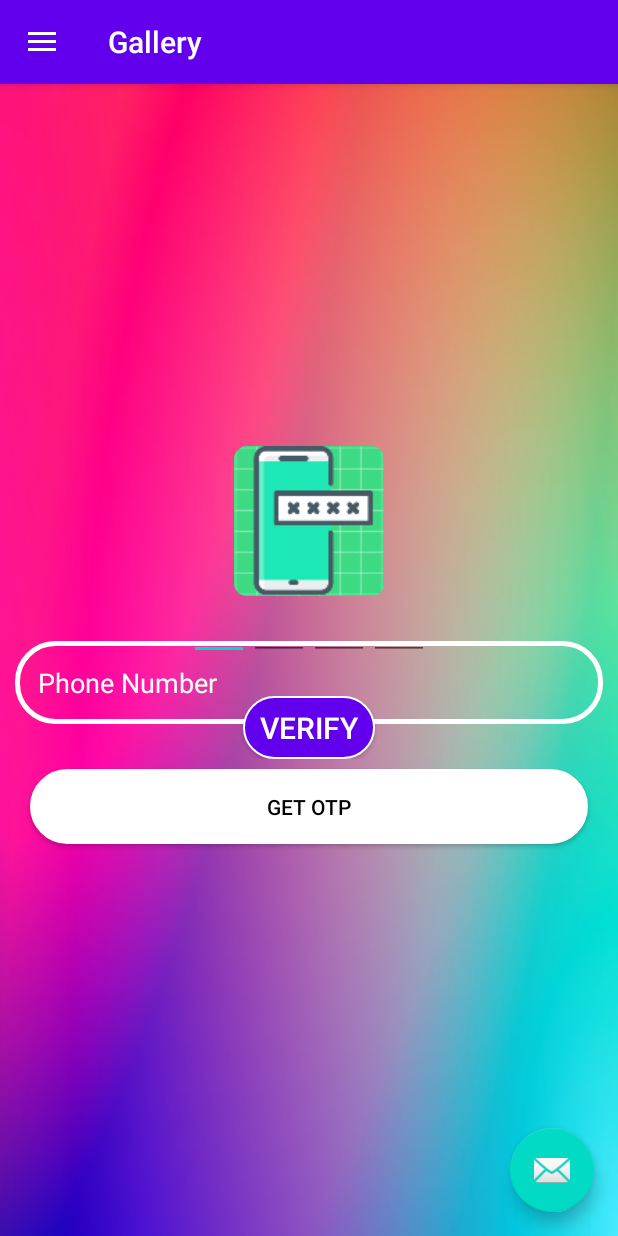
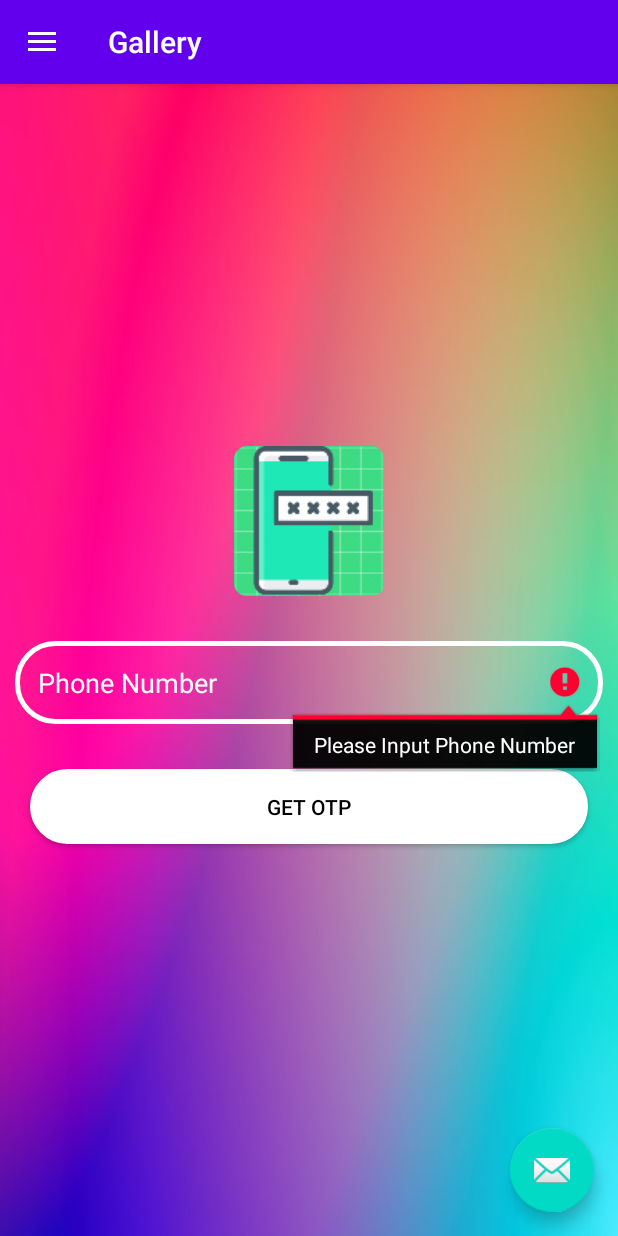
Before and after one commit to agravattejas1997/ShreeSarasvatiSisumandeer, an Android app: the SignInFragment screen opened through its navigation route, after a tap on "GET OTP", on a phone screen of 412 x 824 dp. Run offline under Robolectric (Android 15) with nearby library versions, the phone set to English and light mode, and no system bars; our stand-ins replace navigation-ui.

Commit message:
It i required

```diff
--- a/app/src/main/java/com/learn/shreesarasvatisisumandeer/Activity/HomeActivity.java
+++ b/app/src/main/java/com/learn/shreesarasvatisisumandeer/Activity/HomeActivity.java
@@ -1,6 +1,7 @@
 package com.learn.shreesarasvatisisumandeer.Activity;
 
 
+import android.content.SharedPreferences;
 import android.os.Bundle;
 import android.view.MenuItem;
 import android.view.View;
@@ -28,6 +29,7 @@ import androidx.appcompat.widget.Toolbar;
 
 public class HomeActivity extends AppCompatActivity implements NavigationView.OnNavigationItemSelectedListener {
 
+    public static HomeActivity HOME_ACTIVITY;
     private static final String HOME_FRAGMENT = "HomeFragment";
     private AppBarConfiguration mAppBarConfiguration;
 
@@ -39,6 +41,8 @@ public class HomeActivity extends AppCompatActivity implements NavigationView.On
         Toolbar toolbar = findViewById(R.id.toolbar);
         setSupportActionBar(toolbar);
 
+
+        HOME_ACTIVITY=this;
 
         FloatingActionButton fab = findViewById(R.id.fab);
         fab.setOnClickListener(new View.OnClickListener() {
--- a/app/src/main/java/com/learn/shreesarasvatisisumandeer/Fragment/SignInFragment.java
+++ b/app/src/main/java/com/learn/shreesarasvatisisumandeer/Fragment/SignInFragment.java
@@ -1,40 +1,71 @@
 package com.learn.shreesarasvatisisumandeer.Fragment;
 
 import android.content.Context;
+import android.content.SharedPreferences;
 import android.os.Bundle;
 import android.view.LayoutInflater;
 import android.view.View;
 import android.view.ViewGroup;
 import android.widget.Button;
+import android.widget.EditText;
 
 import androidx.fragment.app.Fragment;
 import androidx.fragment.app.FragmentManager;
 import androidx.fragment.app.FragmentTransaction;
 
+import com.learn.shreesarasvatisisumandeer.Activity.HomeActivity;
 import com.learn.shreesarasvatisisumandeer.R;
+
+import static android.content.Context.MODE_PRIVATE;
+import static com.learn.shreesarasvatisisumandeer.Activity.HomeActivity.HOME_ACTIVITY;
 
 public class SignInFragment extends Fragment {
 
+
+    SharedPreferences mSharedPreferencesSignIn = HOME_ACTIVITY.getSharedPreferences("SIGN_IN", MODE_PRIVATE);
     Context context;
+    View root;
+    EditText mEditTextPhoneNo;
     Button mButtonGetOtp;
+
     public View onCreateView(LayoutInflater inflater,
                              ViewGroup container, Bundle savedInstanceState) {
-        final View root = inflater.inflate(R.layout.fragment_sign_in, container, false);
+        root = inflater.inflate(R.layout.fragment_sign_in, container, false);
 
+        context = container.getContext();
 
         mButtonGetOtp = root.findViewById(R.id.sign_in_btn_get_otp);
+        mEditTextPhoneNo = root.findViewById(R.id.sign_in_ed_phone_number);
+
         mButtonGetOtp.setOnClickListener(new View.OnClickListener() {
             @Override
             public void onClick(View v) {
 
-                OtpVarificationFragment fragment = new OtpVarificationFragment();
-                FragmentManager fragmentManager = getActivity().getSupportFragmentManager();
-                FragmentTransaction fragmentTransaction = fragmentManager.beginTransaction();
-                fragmentTransaction.replace(R.id.nav_host_fragment, fragment);
-                fragmentTransaction.commit();
+                if (mEditTextPhoneNo.getText().toString().equals("")) {
+                    mEditTextPhoneNo.setError("Please Input Phone Number");
+                } else {
+                    if (mEditTextPhoneNo.getText().toString().length()!= 10) {
+                        mEditTextPhoneNo.setError("Please Input 10 Digit Number");
+                    }
+                    if (mEditTextPhoneNo.getText().toString().length()==10)
+                    {
+                        changeFragment();
+                    }
+
+                }
+
 
             }
         });
         return root;
     }
+
+    private void changeFragment() {
+        OtpVarificationFragment fragment = new OtpVarificationFragment();
+        FragmentManager fragmentManager = getActivity().getSupportFragmentManager();
+        FragmentTransaction fragmentTransaction = fragmentManager.beginTransaction();
+        fragmentTransaction.replace(R.id.nav_host_fragment, fragment).addToBackStack("SignInFragment");
+        fragmentTransaction.commit();
+
+    }
 }
--- a/app/src/main/res/layout/fragment_sign_in.xml
+++ b/app/src/main/res/layout/fragment_sign_in.xml
@@ -26,6 +26,8 @@
         android:layout_height="wrap_content"
         android:layout_margin="10dp"
         android:padding="15dp"
+        android:maxLength="10"
+        android:inputType="number|phone"
         android:layout_below="@id/sign_in_img_varification"
         android:background="@drawable/shapephone"
         android:drawablePadding="10dp"
```
